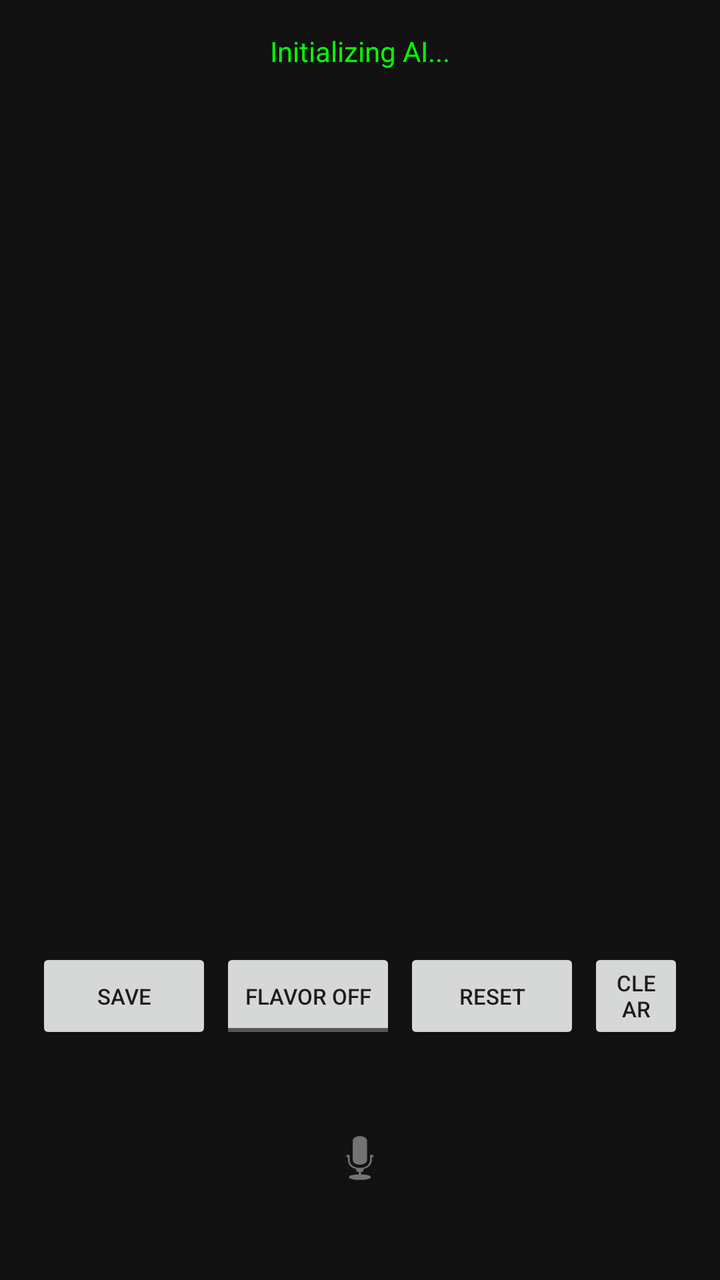
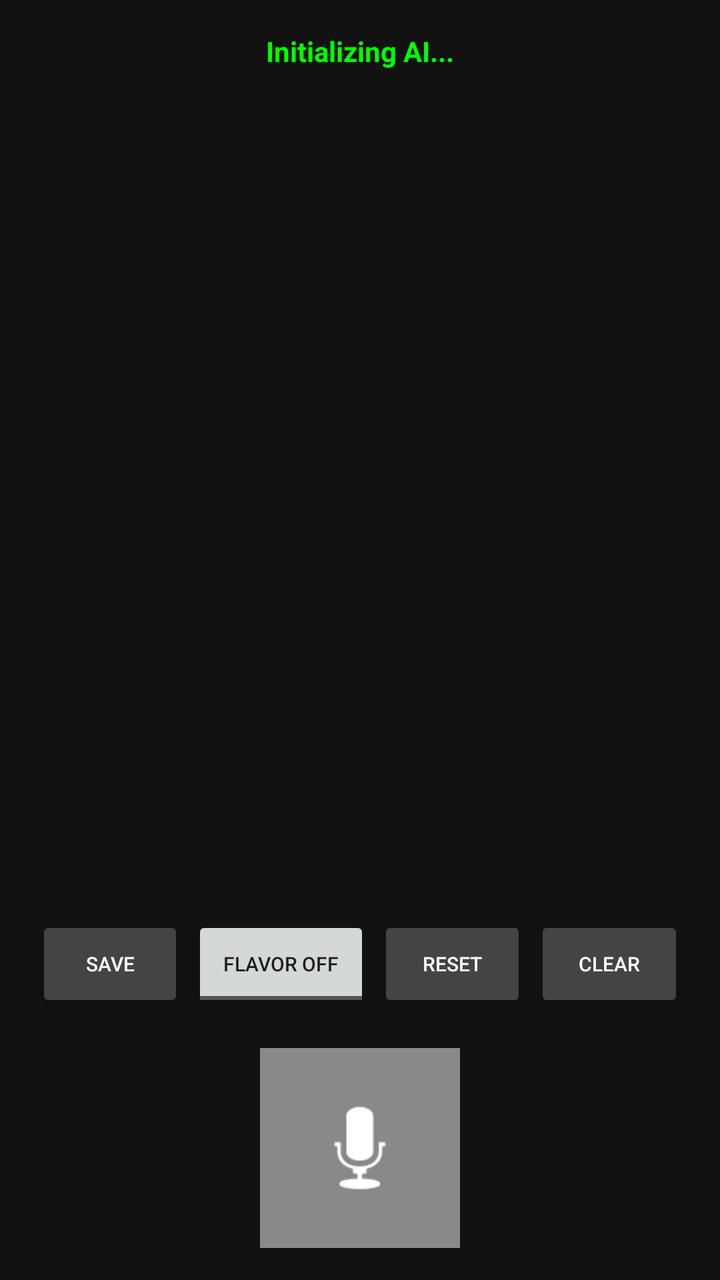

Screens rendered from an Android XML layout before and after an edit, with the pre-edit source and the edit as a unified diff.
<!-- AndroidManifest.xml: application theme Theme.AppCompat.DayNight.NoActionBar -->
<!-- res/layout/activity_main.xml -->
<?xml version="1.0" encoding="utf-8"?>
<RelativeLayout xmlns:android="http://schemas.android.com/apk/res/android"
    android:layout_width="match_parent"
    android:layout_height="match_parent"
    android:background="#121212"
    android:padding="16dp">

    <TextView
        android:id="@+id/tvStatus"
        android:layout_width="wrap_content"
        android:layout_height="wrap_content"
        android:layout_centerHorizontal="true"
        android:text="Initializing AI..."
        android:textColor="#00FF00" />

    <ScrollView
        android:id="@+id/scrollTranscript"
        android:layout_width="match_parent"
        android:layout_height="match_parent"
        android:layout_above="@+id/controls"
        android:layout_below="@id/tvStatus"
        android:layout_marginVertical="10dp">
        <TextView
            android:id="@+id/tvTranscript"
            android:layout_width="match_parent"
            android:layout_height="wrap_content"
            android:textColor="#FFFFFF"
            android:textSize="18sp" />
    </ScrollView>

    <LinearLayout
        android:id="@+id/controls"
        android:layout_width="match_parent"
        android:layout_height="wrap_content"
        android:layout_alignParentBottom="true"
        android:gravity="center"
        android:orientation="vertical">

        <View
            android:id="@+id/pulseIndicator"
            android:layout_width="60dp"
            android:layout_height="60dp"
            android:alpha="0"
            android:background="@android:drawable/presence_online"
            android:backgroundTint="#00BCD4" />

        <LinearLayout
            android:layout_width="match_parent"
            android:layout_height="wrap_content"
            android:orientation="horizontal"
            android:gravity="center"
            android:layout_marginBottom="10dp">
            <Button android:id="@+id/btnSave" android:layout_width="wrap_content" android:layout_height="wrap_content" android:text="Save" android:textSize="11sp" android:layout_margin="2dp" />
            <ToggleButton android:id="@+id/toggleFlavor" android:layout_width="wrap_content" android:layout_height="wrap_content" android:textOff="Flavor OFF" android:textOn="Flavor ON" android:textSize="11sp" android:layout_margin="2dp" />
            <Button android:id="@+id/btnReset" android:layout_width="wrap_content" android:layout_height="wrap_content" android:text="Reset" android:textSize="11sp" android:layout_margin="2dp" />
            <Button android:id="@+id/btnClear" android:layout_width="wrap_content" android:layout_height="wrap_content" android:text="Clear" android:textSize="11sp" android:layout_margin="2dp" />
        </LinearLayout>

        <ImageButton
            android:id="@+id/btnListen"
            android:layout_width="90dp"
            android:layout_height="90dp"
            android:background="?attr/selectableItemBackgroundBorderless"
            android:src="@android:drawable/ic_btn_speak_now" />
    </LinearLayout>
</RelativeLayout>
<!-- resources referenced by this layout -->
<resources>

</resources>

<!-- the commit's change to res/layout/activity_main.xml (unified diff, before → after) -->
@@ -11,7 +11,8 @@
         android:layout_height="wrap_content"
         android:layout_centerHorizontal="true"
         android:text="Initializing AI..."
-        android:textColor="#00FF00" />
+        android:textColor="#00FF00"
+        android:textStyle="bold" />
 
     <ScrollView
         android:id="@+id/scrollTranscript"
@@ -49,18 +50,28 @@
             android:layout_height="wrap_content"
             android:orientation="horizontal"
             android:gravity="center"
-            android:layout_marginBottom="10dp">
-            <Button android:id="@+id/btnSave" android:layout_width="wrap_content" android:layout_height="wrap_content" android:text="Save" android:textSize="11sp" android:layout_margin="2dp" />
-            <ToggleButton android:id="@+id/toggleFlavor" android:layout_width="wrap_content" android:layout_height="wrap_content" android:textOff="Flavor OFF" android:textOn="Flavor ON" android:textSize="11sp" android:layout_margin="2dp" />
-            <Button android:id="@+id/btnReset" android:layout_width="wrap_content" android:layout_height="wrap_content" android:text="Reset" android:textSize="11sp" android:layout_margin="2dp" />
-            <Button android:id="@+id/btnClear" android:layout_width="wrap_content" android:layout_height="wrap_content" android:text="Clear" android:textSize="11sp" android:layout_margin="2dp" />
+            android:layout_marginBottom="16dp">
+            <Button android:id="@+id/btnSave" android:layout_width="0dp" android:layout_weight="1" android:layout_height="wrap_content" android:text="SAVE" android:textSize="10sp" android:layout_margin="2dp" android:backgroundTint="#444444" android:textColor="#FFFFFF"/>
+            <ToggleButton android:id="@+id/toggleFlavor" android:layout_width="0dp" android:layout_weight="1.2" android:layout_height="wrap_content" android:textOff="FLAVOR OFF" android:textOn="FLAVOR ON" android:textSize="10sp" android:layout_margin="2dp" />
+            <Button android:id="@+id/btnReset" android:layout_width="0dp" android:layout_weight="1" android:layout_height="wrap_content" android:text="RESET" android:textSize="10sp" android:layout_margin="2dp" android:backgroundTint="#444444" android:textColor="#FFFFFF"/>
+            <Button android:id="@+id/btnClear" android:layout_width="0dp" android:layout_weight="1" android:layout_height="wrap_content" android:text="CLEAR" android:textSize="10sp" android:layout_margin="2dp" android:backgroundTint="#444444" android:textColor="#FFFFFF"/>
         </LinearLayout>
 
-        <ImageButton
-            android:id="@+id/btnListen"
-            android:layout_width="90dp"
-            android:layout_height="90dp"
-            android:background="?attr/selectableItemBackgroundBorderless"
-            android:src="@android:drawable/ic_btn_speak_now" />
+        <FrameLayout
+            android:id="@+id/btnListenFrame"
+            android:layout_width="100dp"
+            android:layout_height="100dp"
+            android:background="@android:drawable/screen_background_light_transparent"
+            android:clickable="true"
+            android:focusable="true">
+            <ImageView
+                android:id="@+id/btnListenIcon"
+                android:layout_width="60dp"
+                android:layout_height="60dp"
+                android:layout_gravity="center"
+                android:src="@android:drawable/ic_btn_speak_now"
+                android:contentDescription="Listen"
+                android:tint="#FFFFFF" />
+        </FrameLayout>
     </LinearLayout>
 </RelativeLayout>
